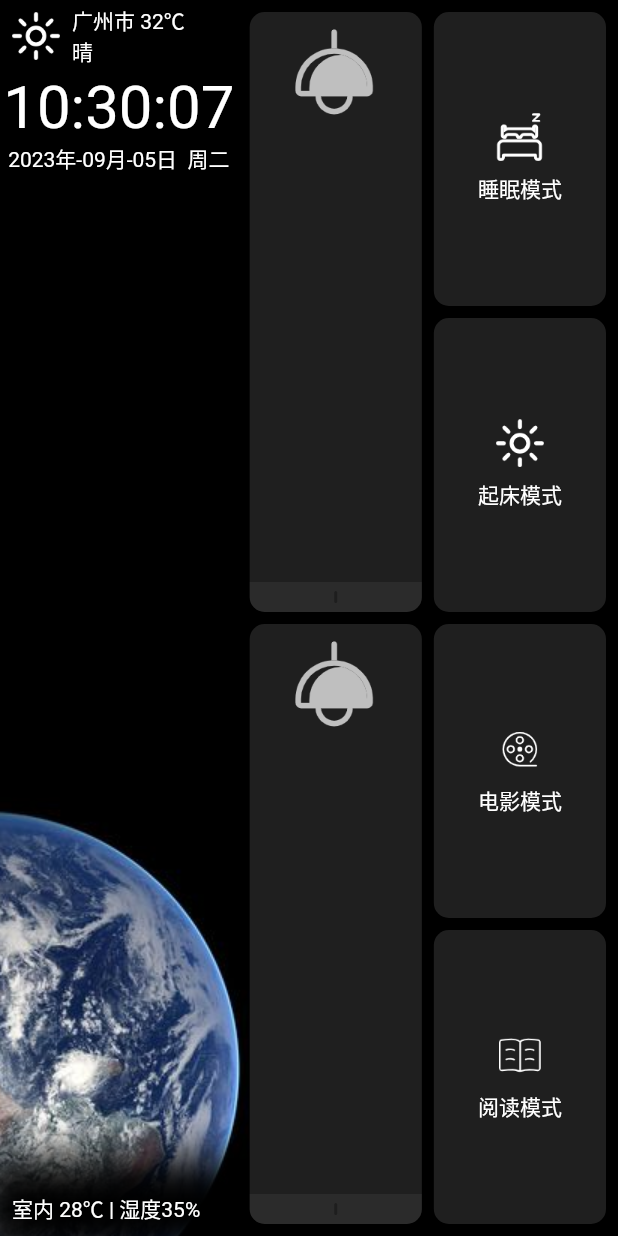
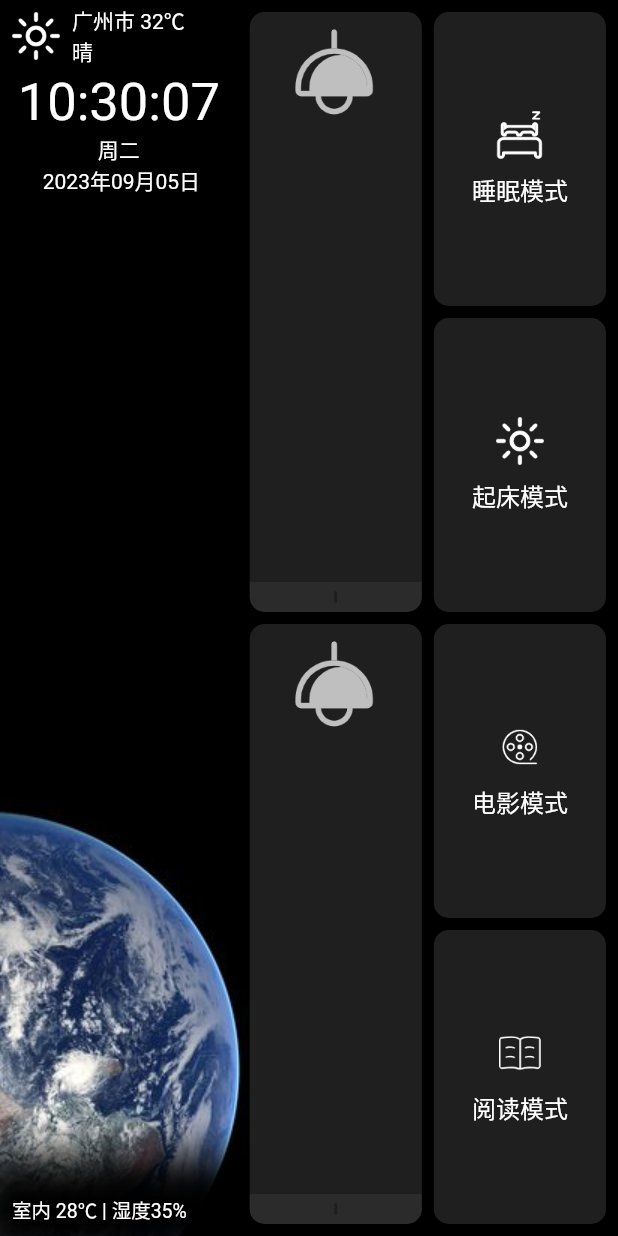
Before and after one commit to yiyuansheng/panel_controller, a Flutter app: the screen it shows after launch, on a phone screen of 412 x 824 dp. Run offline on Flutter 3.47's test engine with Material 2 defaults, Android fonts, the phone set to English and light mode, and no system bars; our stand-ins replace dio, fluttertoast, get, shared_preferences; missing offline and left inert: flutter_picker; network calls fail.

Commit message:
修复样式，兼容长屏幕

```diff
--- a/lib/pages/home/components/index.dart
+++ b/lib/pages/home/components/index.dart
@@ -79,7 +79,7 @@ class _MyHomePageState extends State<MyHomePage> {
 
   @override
   Widget build(BuildContext context) {
-    final dateFormat = DateFormat('yyyy年-MM月-dd日');
+    final dateFormat = DateFormat('yyyy年MM月dd日');
 
     return Scaffold(
       body: Container(
@@ -142,14 +142,17 @@ class _MyHomePageState extends State<MyHomePage> {
                           Text(
                             '${_currentTime.hour.toString().padLeft(2, '0')}:${_currentTime.minute.toString().padLeft(2, '0')}:${_currentTime.second.toString().padLeft(2, '0')}',
                             textAlign: TextAlign.right,
-                            style: TextStyle(fontSize: 40, color: Colors.white),
+                            style: const TextStyle(
+                              fontSize: 35,
+                              color: Colors.white,
+                            ),
                           ),
-                          Text(
-                              "${dateFormat.format(_currentTime)}  ${week[_currentTime.weekday.toString()]}",
+                          Text('${week[_currentTime.weekday.toString()]}'),
+                          Text("${dateFormat.format(_currentTime)} ",
                               textAlign: TextAlign.right,
                               style: const TextStyle(
                                 color: Colors.white,
-                              ))
+                              )),
                         ],
                       ),
                       // Obx：将整个部件树包裹在 Obx 中，当包裹的可观察变量发生变化时，整个 Obx 部件树将被重建。
@@ -177,7 +180,7 @@ class _MyHomePageState extends State<MyHomePage> {
                             BoxShadow(
                               color: Colors.black,
                               blurRadius: 24,
-                              spreadRadius: 16,
+                              spreadRadius: 20,
                               offset: Offset(0, 0),
                             ),
                           ],
@@ -185,7 +188,8 @@ class _MyHomePageState extends State<MyHomePage> {
                         child: const Padding(
                           padding: EdgeInsets.all(8.0),
                           child: Text("室内 28℃ | 湿度35%",
-                              style: TextStyle(color: Colors.white)),
+                              style:
+                                  TextStyle(color: Colors.white, fontSize: 13)),
                         ),
                       )
                     ],
--- a/lib/pages/home/components/my_button.dart
+++ b/lib/pages/home/components/my_button.dart
@@ -43,7 +43,7 @@ class _MyButton extends State<MyButton> {
             Text(
               widget.name,
               textAlign: TextAlign.center,
-              style: TextStyle(color: Colors.white),
+              style: const TextStyle(color: Colors.white, fontSize: 16),
             ),
           ],
         ));
```
Also changed, not shown: lib/pages/home/components/scene.dart (+16 -9 lines).
